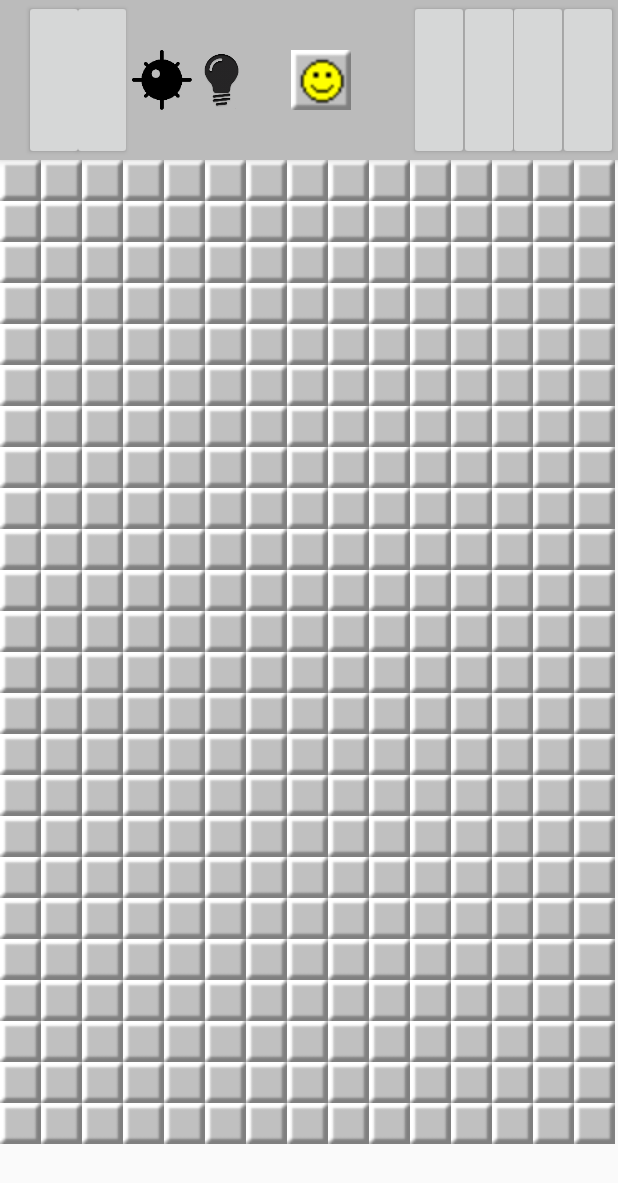
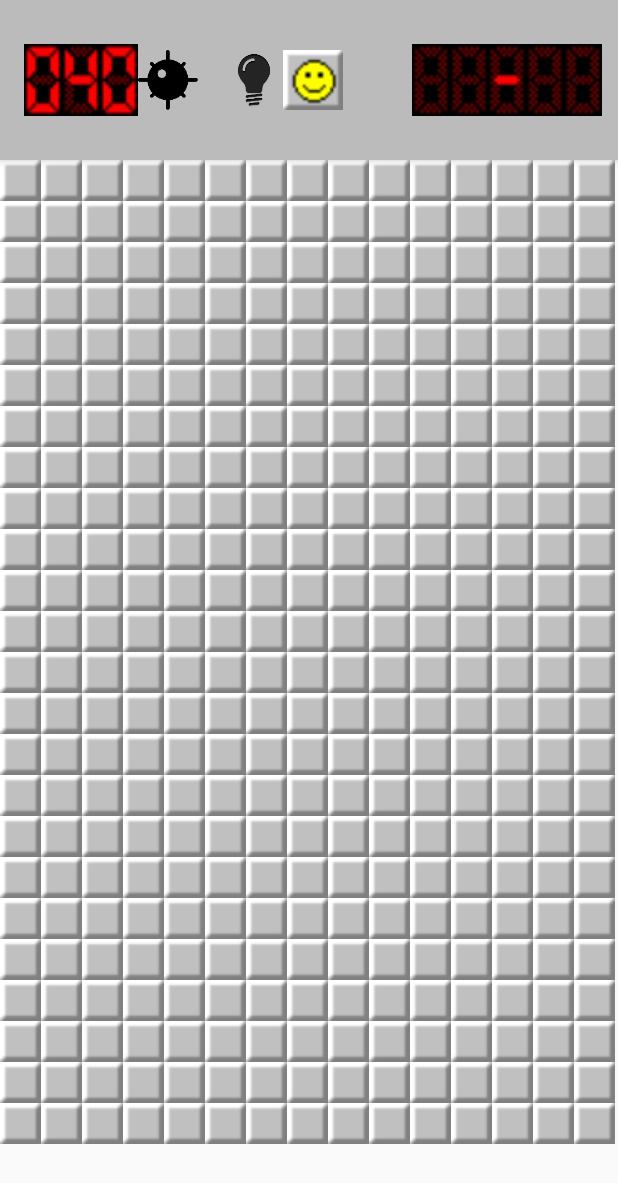
Before and after one commit to jrecinos98/MineSweeper-Android, an Android app: the screen it shows after launch (GameActivity), after a tap on "MEDIUM GAME", on a phone screen of 412 x 824 dp. Shown: the top 1183 px of the screen. Run offline under Robolectric (Android 15) with nearby library versions, the phone set to English and light mode, and no system bars.

Commit message:
added clock images. Improved toolbar.mineCounter works

```diff
--- a/app/src/main/java/com/example/recinos/myminesweepergame/Constants/Constants.java
+++ b/app/src/main/java/com/example/recinos/myminesweepergame/Constants/Constants.java
@@ -15,7 +15,7 @@ public abstract class Constants {
     public enum GAME_DIFFICULTY{
         EASY(12,19,20,185),
         MEDIUM(15,24,40,160),
-        HARD(20,32,80,160);
+        HARD(20,32,105,160);
         private int width;
         private int height;
         private int mineNum;
@@ -42,6 +42,16 @@ public abstract class Constants {
     public static int TOOLBAR_HINT=R.drawable.lightbulb;
     public static int SETTING= R.drawable.settings;
 
-
-    //public static int CLOCK=R.drawable.
+    private static Integer[] CLOCK_IMAGES={
+            R.drawable.clock_zero,R.drawable.clock_one,R.drawable.clock_two, R.drawable.clock_three,
+            R.drawable.clock_four, R.drawable.clock_five, R.drawable.clock_six, R.drawable.clock_seven,
+            R.drawable.clock_eight, R.drawable.clock_nine,
+    };
+    public static int getClockImage(int value){
+        if(value>=0 && value<10){
+            return CLOCK_IMAGES[value];
+        }
+        else
+            return R.drawable.clock_start;
+    }
 }
--- a/app/src/main/java/com/example/recinos/myminesweepergame/GameActivity.java
+++ b/app/src/main/java/com/example/recinos/myminesweepergame/GameActivity.java
@@ -2,14 +2,19 @@ package com.example.recinos.myminesweepergame;
 import android.app.AlertDialog;
 import android.content.Context;
 import android.content.Intent;
+import android.graphics.Bitmap;
+import android.graphics.BitmapFactory;
 import android.os.Vibrator;
 import android.support.v7.app.AppCompatActivity;
 import android.os.Bundle;
+import android.support.v7.widget.AppCompatButton;
 import android.support.v7.widget.Toolbar;
+import android.util.AttributeSet;
 import android.util.Log;
 import android.view.LayoutInflater;
 import android.view.MotionEvent;
 import android.view.View;
+import android.view.ViewGroup;
 import android.widget.Button;
 import android.widget.RelativeLayout;
 import android.widget.VideoView;
@@ -22,14 +27,19 @@ public class GameActivity extends AppCompatActivity {
     public static Constants.GAME_DIFFICULTY difficulty;
     public static Constants.GAME_STATE GAME_STATE;
     private static AlertDialog wonDialog;
+
     private static Button mySmileyButton;
     private static  Button myActionButton;
     private static Button myHintButton;
     public static Vibrator vibe;
+
+    private static Clock gameTimer;
+    public static MineCounter mineCounter;
     protected void onCreate(Bundle savedInstanceState) {
         super.onCreate(savedInstanceState);
         difficulty = (Constants.GAME_DIFFICULTY) getIntent().getSerializableExtra("GAME_DIFFICULTY");
         GAME_STATE= Constants.GAME_STATE.PLAYING;
+        gameTimer=new Clock();
         setContentView(R.layout.activity_main);
         setToolBarHeight(difficulty.getToolBarHeight());
         initToolBarButtons();
@@ -99,6 +109,9 @@ public class GameActivity extends AppCompatActivity {
             }
         });
     }
+    public void createMineCounter(){
+        mineCounter= new MineCounter(GameActivity.difficulty.getMineNum());
+    }
     public static void showWonDialog(){
         wonDialog.show();
     }
@@ -126,6 +139,7 @@ public class GameActivity extends AppCompatActivity {
         createSmiley();
         createHintButton();
         createActionButton();
+        createMineCounter();
 
     }
     public static int getActionButtonTag(){
@@ -137,5 +151,77 @@ public class GameActivity extends AppCompatActivity {
     public static void setHintButtonTag(){
         myHintButton.setTag(0);
     }
+    public class Clock implements Runnable{
+        volatile boolean playing;
+        Button timer0= findViewById(R.id.timer0);
+        Button timer1= findViewById(R.id.timer1);
+        @Override
+        public void run() {
+
+        }
+    }
+    public class MineCounter{
+        private Button mine0Button;
+        private Button mine1Button;
+        private Button mine2Button;
+        int startMineNum;
+        int newMineNum;
+        MineCounter(int mineNum){
+            this.startMineNum=mineNum;
+            this.newMineNum=mineNum;
+            //determines value at 100th place
+            int hundred= mineNum/100;
+            //determines value at 10th place
+            int tenth=(mineNum-(hundred*100))/10;
+            //determines value at 1st place
+            int digit= (mineNum-(hundred*100)-(tenth*10));
+            mine0Button=findViewById(R.id.mines0);
+            mine0Button.setBackgroundResource(Constants.getClockImage(hundred));
+
+            mine1Button=findViewById(R.id.mines1);
+            mine1Button.setBackgroundResource(Constants.getClockImage(tenth));
+
+            mine2Button=findViewById(R.id.mine2);
+            mine2Button.setBackgroundResource(Constants.getClockImage(digit));
+        }
+        public void decreaseMineNum(){
+            if(newMineNum>0) {
+                newMineNum--;
+                //determines value at 100th place
+                int hundred= newMineNum/100;
+                //determines value at 10th place
+                int tenth=(newMineNum-(hundred*100))/10;
+                //determines value at 1st place
+                int digit= (newMineNum-(hundred*100)-(tenth*10));
+                mine0Button=findViewById(R.id.mines0);
+                mine0Button.setBackgroundResource(Constants.getClockImage(hundred));
+
+                mine1Button=findViewById(R.id.mines1);
+                mine1Button.setBackgroundResource(Constants.getClockImage(tenth));
+
+                mine2Button=findViewById(R.id.mine2);
+                mine2Button.setBackgroundResource(Constants.getClockImage(digit));
+            }
+        }
+        public void increaseMineNum() {
+            if (newMineNum < startMineNum) {
+                newMineNum++;
+                //determines value at 100th place
+                int hundred = newMineNum / 100;
+                //determines value at 10th place
+                int tenth = (newMineNum - (hundred * 100)) / 10;
+                //determines value at 1st place
+                int digit = (newMineNum - (hundred * 100) - (tenth * 10));
+                mine0Button = findViewById(R.id.mines0);
+                mine0Button.setBackgroundResource(Constants.getClockImage(hundred));
+
+                mine1Button = findViewById(R.id.mines1);
+                mine1Button.setBackgroundResource(Constants.getClockImage(tenth));
+
+                mine2Button = findViewById(R.id.mine2);
+                mine2Button.setBackgroundResource(Constants.getClockImage(digit));
+            }
+        }
+    }
 
 }
--- a/app/src/main/java/com/example/recinos/myminesweepergame/Views/Grid/Cell.java
+++ b/app/src/main/java/com/example/recinos/myminesweepergame/Views/Grid/Cell.java
@@ -157,10 +157,13 @@ public class Cell extends View {
     }
     public void setFlagged() {
         currentImage=FLAG;
+        if(!isQuestion() && !isFlagged())
+            GameActivity.mineCounter.decreaseMineNum();
         this.flagged = true;
         invalidate();
     }
     public void unFlag(){
+        GameActivity.mineCounter.increaseMineNum();
         this.flagged=false;
         invalidate();
     }
--- a/app/src/main/java/com/example/recinos/myminesweepergame/Views/Grid/Grid.java
+++ b/app/src/main/java/com/example/recinos/myminesweepergame/Views/Grid/Grid.java
@@ -71,8 +71,9 @@ public class Grid extends GridView implements Serializable{
                             if(temp.isQuestion()){
                                 temp.setToNormal();
                             }
-                            else
+                            else {
                                 temp.setQuestion();
+                            }
                         }
                         else if (temp.isMine() && !temp.isFlagged()){
                             temp.setAsClickedMine();
--- a/app/src/main/res/layout/activity_main.xml
+++ b/app/src/main/res/layout/activity_main.xml
@@ -8,12 +8,14 @@
 
     <android.support.v7.widget.Toolbar
         android:id="@+id/my_toolbar"
-        android:layout_width="match_parent"
+        android:layout_width="wrap_content"
         android:layout_height="100dp"
         android:layout_alignParentStart="true"
         android:layout_alignParentTop="true"
         android:background="@color/gridColor"
         android:elevation="4dp"
+        android:paddingEnd="5dp"
+        android:paddingStart="5dp"
         android:theme="@style/ThemeOverlay.AppCompat.ActionBar"
         app:popupTheme="@style/ThemeOverlay.AppCompat.Dark">
 
@@ -25,63 +27,62 @@
 
             <Button
                 android:id="@+id/timer0"
-                android:layout_width="40dp"
-                android:layout_height="match_parent"
-                android:layout_alignParentEnd="true"
-                android:layout_alignParentTop="true"
-                android:layout_marginEnd="99dp" />
+                android:layout_width="25dp"
+                android:layout_height="wrap_content"
+                android:layout_centerVertical="true"
+                android:layout_toStartOf="@+id/timer1"
+                android:background="@drawable/clock_start" />
 
             <Button
                 android:id="@+id/mines0"
-                android:layout_width="40dp"
-                android:layout_height="match_parent"
-                android:layout_alignParentTop="true" />
+                android:layout_width="25dp"
+                android:layout_height="wrap_content"
+                android:layout_alignParentStart="true"
+                android:layout_centerVertical="true" />
 
             <Button
                 android:id="@+id/mines1"
-                android:layout_width="40dp"
-                android:layout_height="match_parent"
-                android:layout_alignParentStart="true"
+                android:layout_width="25dp"
+                android:layout_height="wrap_content"
                 android:layout_alignParentTop="true"
-                android:layout_marginStart="32dp" />
+                android:layout_toEndOf="@+id/mines0" />
 
             <Button
                 android:id="@+id/smileyButton"
                 android:layout_width="40dp"
                 android:layout_height="40dp"
-                android:layout_centerInParent="true"
-                android:padding="5dp" />
+                android:layout_centerInParent="true" />
 
             <Button
                 android:id="@+id/timer2"
-                android:layout_width="40dp"
-                android:layout_height="match_parent"
-                android:layout_alignParentEnd="true"
-                android:layout_alignParentTop="true"
-                android:layout_marginEnd="33dp" />
+                android:layout_width="25dp"
+                android:layout_height="wrap_content"
+                android:layout_centerVertical="true"
+                android:layout_toStartOf="@+id/timer3"
+                android:background="@drawable/clock_start" />
 
             <Button
                 android:id="@+id/timer3"
-                android:layout_width="40dp"
-                android:layout_height="match_parent"
+                android:layout_width="25dp"
+                android:layout_height="wrap_content"
                 android:layout_alignParentEnd="true"
-                android:layout_alignParentTop="true"
-                android:layout_toStartOf="@+id/timer2" />
+                android:layout_centerVertical="true"
+                android:background="@drawable/clock_start" />
 
             <Button
                 android:id="@+id/timer1"
-                android:layout_width="40dp"
-                android:layout_height="match_parent"
-                android:layout_alignParentEnd="true"
-                android:layout_alignParentTop="true"
-                android:layout_marginEnd="66dp" />
+                android:layout_width="25dp"
+                android:layout_height="wrap_content"
+                android:layout_centerVertical="true"
+                android:layout_toStartOf="@+id/colonButton"
+                android:background="@drawable/clock_start" />
 
             <Button
                 android:id="@+id/myHintButton"
-                android:layout_width="40dp"
+                android:layout_width="38dp"
                 android:layout_height="40dp"
                 android:layout_centerVertical="true"
-                android:layout_toEndOf="@+id/myActionButton"
+                android:layout_toStartOf="@+id/smileyButton"
                 android:paddingTop="0dp" />
 
             <Button
@@ -89,8 +90,23 @@
                 android:layout_width="40dp"
                 android:layout_height="40dp"
                 android:layout_centerVertical="true"
-                android:layout_toEndOf="@+id/mines1"
+                android:layout_toEndOf="@+id/mine2"
                 android:paddingBottom="5dp" />
+
+            <Button
+                android:id="@+id/colonButton"
+                android:layout_width="25dp"
+                android:layout_height="wrap_content"
+                android:layout_centerVertical="true"
+                android:layout_toStartOf="@+id/timer2"
+                android:background="@drawable/clock_dash" />
+
+            <Button
+                android:id="@+id/mine2"
+                android:layout_width="25dp"
+                android:layout_height="wrap_content"
+                android:layout_alignParentTop="true"
+                android:layout_toEndOf="@+id/mines1" />
         </RelativeLayout>
     </android.support.v7.widget.Toolbar>
 
```
Also changed, not shown: app/src/main/res/drawable-v24/clock_dash.png (added), app/src/main/res/drawable-v24/clock_eight.png (added), app/src/main/res/drawable-v24/clock_five.png (added), app/src/main/res/drawable-v24/clock_four.png (added), app/src/main/res/drawable-v24/clock_nine.png (added), app/src/main/res/drawable-v24/clock_one.png (added), app/src/main/res/drawable-v24/clock_seven.png (added), app/src/main/res/drawable-v24/clock_six.png (added), app/src/main/res/drawable-v24/clock_start.png (added), app/src/main/res/drawable-v24/clock_three.png (added), app/src/main/res/drawable-v24/clock_two.png (added), app/src/main/res/drawable-v24/clock_zero.png (added).
